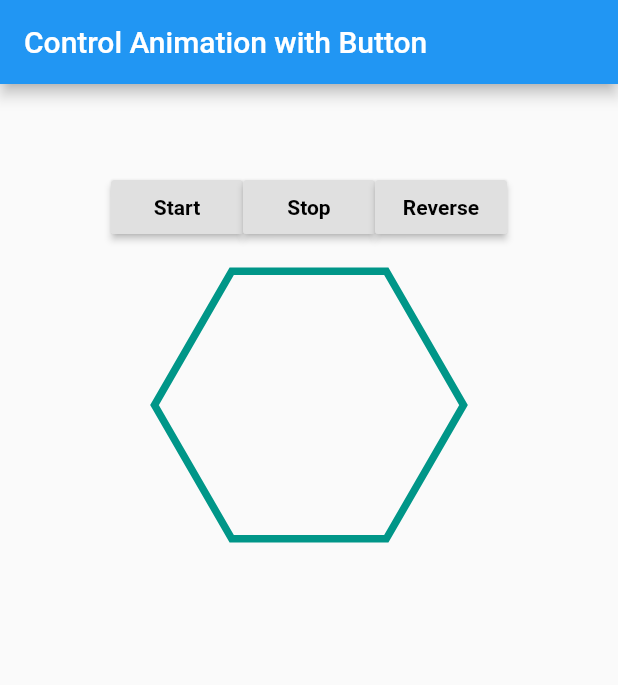
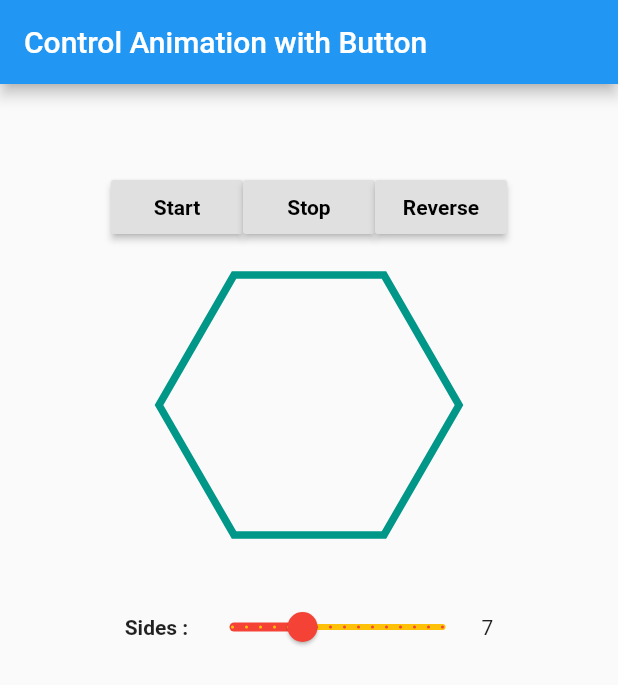
Before and after one commit to flutterflytech/flutter-canvas, a Flutter app: the AnimatingCanvasShapeUI screen opened directly, on a phone screen of 412 x 824 dp. Shown: the top 685 px of the screen. Run offline on Flutter 3.47's test engine with Material 2 defaults, Android fonts, the phone set to English and light mode, and no system bars; our stand-ins replace fluttertoast.

Commit message:
Code for modify value of sides using slider was added

```diff
--- a/lib/animatedcanvas/my_animated_canvas.dart
+++ b/lib/animatedcanvas/my_animated_canvas.dart
@@ -1,4 +1,5 @@
 import 'package:Canvas/animatedcanvas/animated_shape_painter.dart';
+import 'package:flutter/rendering.dart';
 import 'animated_canvas_screen.dart';
 import 'package:flutter/material.dart';
 import 'dart:ui';
@@ -14,7 +15,7 @@ class MyAnimatedCanvas extends StatefulWidget {
 class _MyAnimatedCanvasState extends State<MyAnimatedCanvas>
     with TickerProviderStateMixin {
   var _sides = 6.0;
-  var _radius = 103.0;
+  var _radius = 100.0;
   Animation<double> animation;
   AnimationController controller;
   String infoText = "";
@@ -148,6 +149,33 @@ class _MyAnimatedCanvasState extends State<MyAnimatedCanvas>
               infoText,
               style: TextStyle(fontWeight: FontWeight.bold),
             ),
+            Row(
+              mainAxisSize: MainAxisSize.max,
+              mainAxisAlignment: MainAxisAlignment.center,
+              children: [
+                Text(
+                  "Sides : ",
+                  style: TextStyle(fontWeight: FontWeight.bold),
+                ),
+                Slider(
+                    autofocus: false,
+                    min: 0.0, // minimum Value
+                    activeColor: Colors.red,
+                    inactiveColor: Colors.amber,
+                    max: 20,
+                    divisions: 15,
+                    value: _sides,
+                    onChanged: (val) {
+                      setState(() {
+                        _sides = val;
+                        //infoText += "";
+                        //infoText += _sides.toString();
+                        print("Sides>>>>>>>>> $_sides");
+                      });
+                    }),
+                Text((_sides + 1).toInt().toString()),
+              ],
+            ),
           ],
         ),
       ),
```
